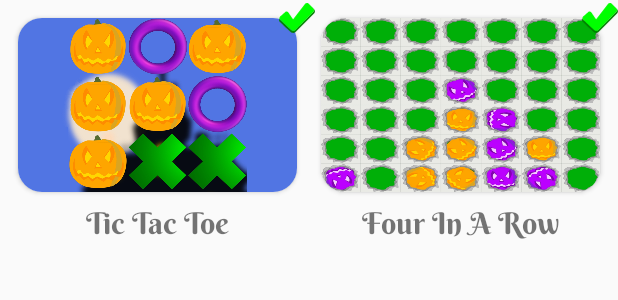
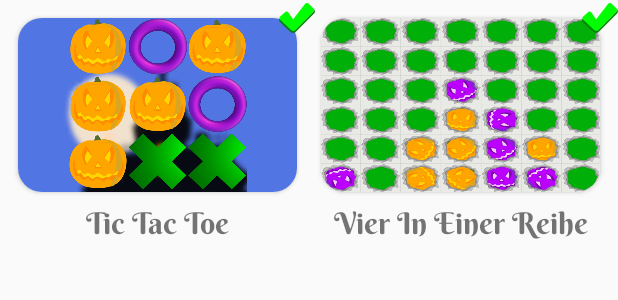
Before and after one commit to jc-oma/And_Tic_Tac_Toe_Free, an Android app: the layout view_game_choser.xml on its own in the app's theme, with its tools: preview values and no code run, on a phone screen of 412 x 824 dp. Shown: the top 300 px of the screen. Run offline under Robolectric (Android 15) with nearby library versions, the phone set to English and light mode, and no system bars.

Commit message:
minor text change

```diff
--- a/app/src/main/res/values/strings.xml
+++ b/app/src/main/res/values/strings.xml
@@ -2,7 +2,7 @@
     <string name="app_name">Spooky Halloween Tic Tac Toe</string>
 
     <string name="tic_tac_toe">Tic Tac Toe</string>
-    <string name="four_in_a_row">Four In A Row</string>
+    <string name="four_in_a_row">Vier In Einer Reihe</string>
 
     <string name="one_player">&lt; Ein Spieler &gt;</string>
     <string name="two_player">&lt; Zwei Spieler &gt;</string>
```
